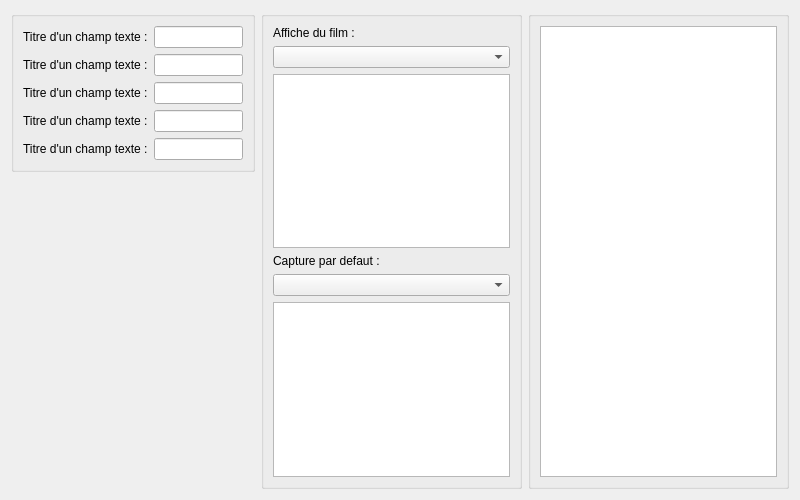
First picture: the form in src/View/informationpane.ui, repository cinemaouvert/OCT, before the edit.
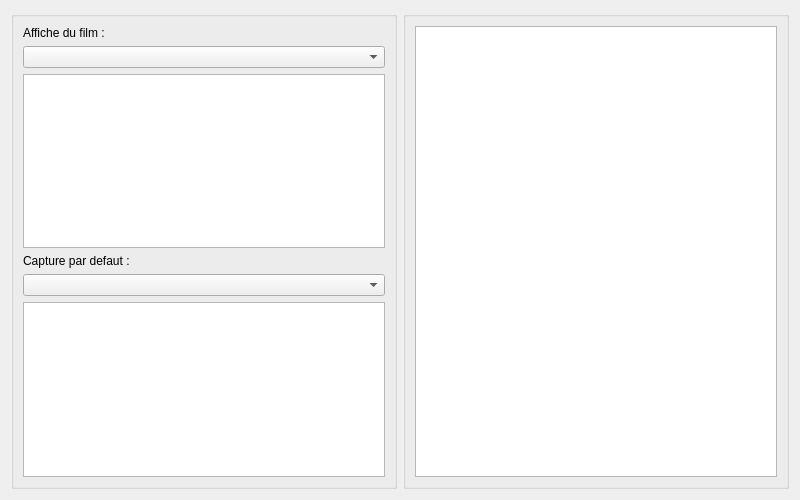
Second picture: the form after the edit.

```diff
--- a/src/View/informationpane.ui
+++ b/src/View/informationpane.ui
@@ -22,98 +22,6 @@
      <property name="bottomMargin">
       <number>0</number>
      </property>
-     <item>
-      <widget class="QGroupBox" name="groupBox_TextField">
-       <property name="title">
-        <string/>
-       </property>
-       <layout class="QVBoxLayout" name="verticalLayout">
-        <item>
-         <layout class="QHBoxLayout" name="horizontalLayout_3">
-          <item>
-           <widget class="QLabel" name="label_TextField1">
-            <property name="text">
-             <string>Titre d'un champ texte :</string>
-            </property>
-           </widget>
-          </item>
-          <item>
-           <widget class="QLineEdit" name="lineEdit_TextField1"/>
-          </item>
-         </layout>
-        </item>
-        <item>
-         <layout class="QHBoxLayout" name="horizontalLayout_2">
-          <item>
-           <widget class="QLabel" name="label_TextField2">
-            <property name="text">
-             <string>Titre d'un champ texte :</string>
-            </property>
-           </widget>
-          </item>
-          <item>
-           <widget class="QLineEdit" name="lineEdit_TextField2"/>
-          </item>
-         </layout>
-        </item>
-        <item>
-         <layout class="QHBoxLayout" name="horizontalLayout_4">
-          <item>
-           <widget class="QLabel" name="label_TextField3">
-            <property name="text">
-             <string>Titre d'un champ texte :</string>
-            </property>
-           </widget>
-          </item>
-          <item>
-           <widget class="QLineEdit" name="lineEdit_TextField3"/>
-          </item>
-         </layout>
-        </item>
-        <item>
-         <layout class="QHBoxLayout" name="horizontalLayout_5">
-          <item>
-           <widget class="QLabel" name="label_TextField4">
-            <property name="text">
-             <string>Titre d'un champ texte :</string>
-            </property>
-           </widget>
-          </item>
-          <item>
-           <widget class="QLineEdit" name="lineEdit_TextField4"/>
-          </item>
-         </layout>
-        </item>
-        <item>
-         <layout class="QHBoxLayout" name="horizontalLayout_6">
-          <item>
-           <widget class="QLabel" name="label_TextField5">
-            <property name="text">
-             <string>Titre d'un champ texte :</string>
-            </property>
-           </widget>
-          </item>
-          <item>
-           <widget class="QLineEdit" name="lineEdit_TextField5"/>
-          </item>
-         </layout>
-        </item>
-       </layout>
-      </widget>
-     </item>
-     <item>
-      <spacer name="verticalSpacer">
-       <property name="orientation">
-        <enum>Qt::Vertical</enum>
-       </property>
-       <property name="sizeHint" stdset="0">
-        <size>
-         <width>20</width>
-         <height>40</height>
-        </size>
-       </property>
-      </spacer>
-     </item>
     </layout>
    </item>
    <item>
```
